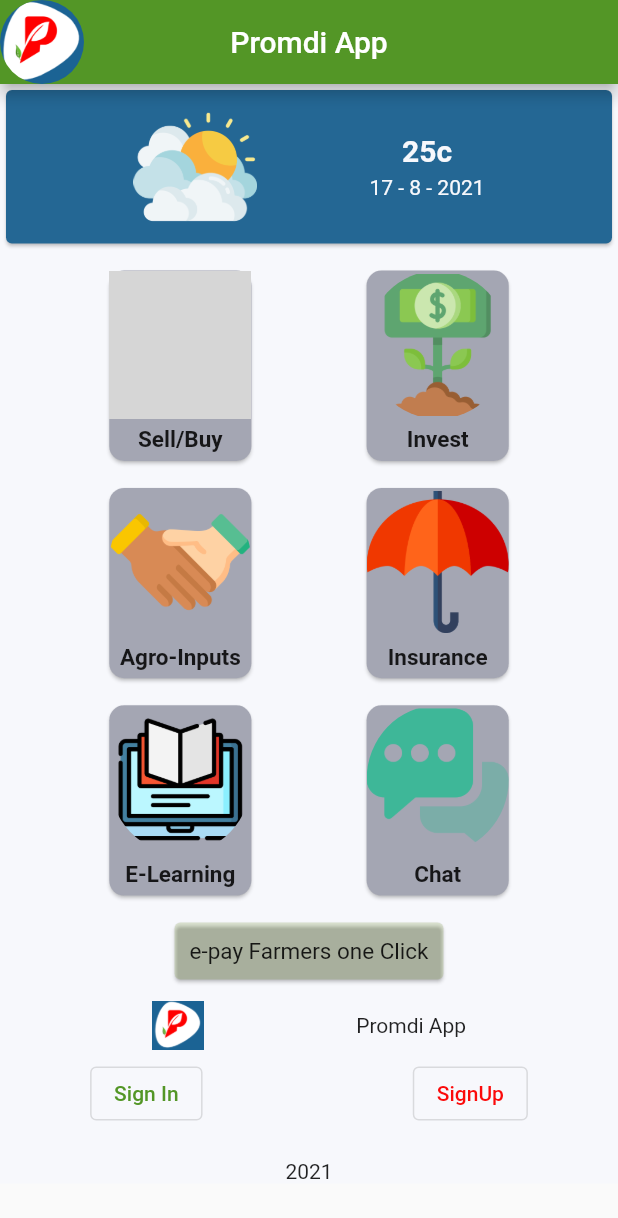
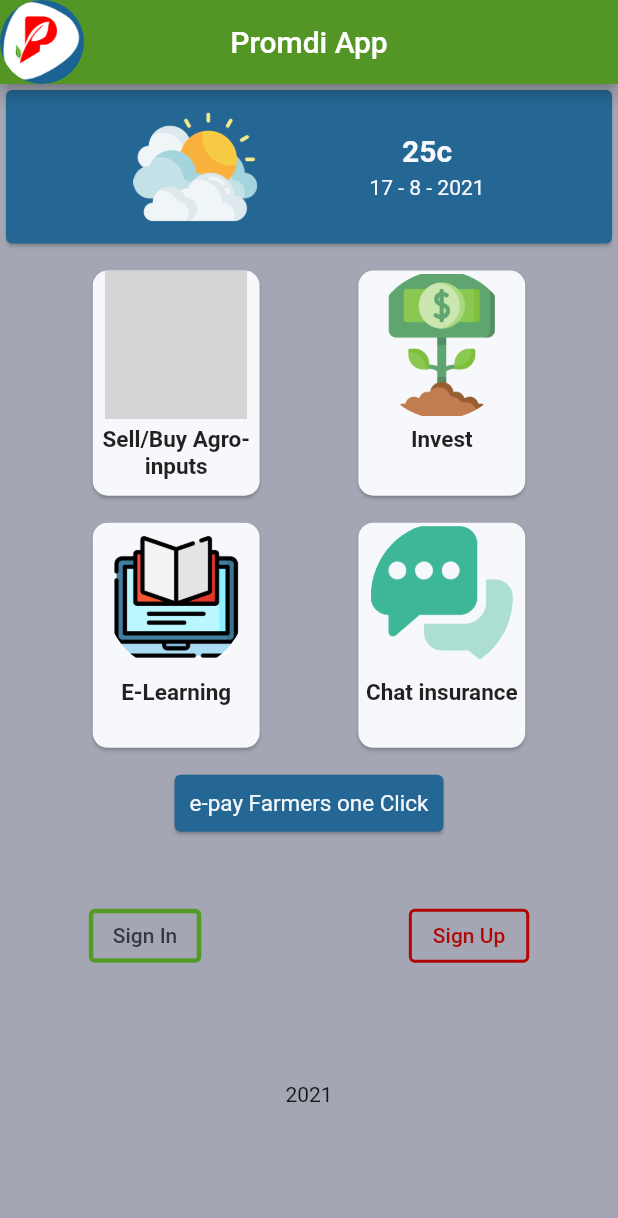
Before and after one commit to ajoluvya/promdi-fe, a Flutter app: the screen it shows after launch, on a phone screen of 412 x 824 dp. Shown: the top 1218 px of the screen. Run offline on Flutter 3.47's test engine with Material 2 defaults, Android fonts, the light colour scheme and no system bars; our stand-ins replace flutter_svg; grey boxes are pictures that could not be loaded.

Commit message:
Landing page modification

```diff
--- a/lib/helpers/style.dart
+++ b/lib/helpers/style.dart
@@ -6,5 +6,5 @@ Color dark = const Color(0xFF363740);
 Color active = const Color(0xFF3C19C0);
 Color lightBlue = const Color(0xFF246794);
 Color outLineBorder = const Color(0xFFFE0000);
-
+Color redCustom = const Color(0xffb00606);
 Color greenCustom = const Color(0xff539b26);
--- a/lib/screens/landing_page/landing_page.dart
+++ b/lib/screens/landing_page/landing_page.dart
@@ -28,9 +28,10 @@ class _LandingPageState extends State<LandingPage> {
           ),
         ),
       ),
-        body: SingleChildScrollView(
-          child: Container(
-            color: light,
+      body: Container(
+        height: height,
+        color: lightGrey,
+        child: SingleChildScrollView(
           child: Column(
             children: [
               Card(
@@ -72,7 +73,7 @@ class _LandingPageState extends State<LandingPage> {
                   Column(
                     children: [
                       CustomCard(
-                          text: 'Sell/Buy',
+                        text: 'Sell/Buy Agro-inputs',
                         image: 'assets/images/money (1).png',
                         onClick: () {
                           print('Sell/Buy');
@@ -101,35 +102,6 @@ class _LandingPageState extends State<LandingPage> {
                   Column(
                     children: [
                       CustomCard(
-                          text: 'Agro-Inputs',
-                          image: 'assets/images/shake-hands.png',
-                          onClick: () {
-                            print('Inputs Dealers');
-                          },
-                        ),
-                      ],
-                    ),
-                    // SizedBox(width: 20),
-                    Column(
-                      children: [
-                        CustomCard(
-                          text: 'Insurance',
-                          image: 'assets/images/insurance.png',
-                          onClick: () {
-                            print('Insurance');
-                          },
-                        ),
-                      ],
-                    )
-                  ],
-                ),
-                SizedBox(height: 10),
-                Row(
-                  mainAxisAlignment: MainAxisAlignment.spaceEvenly,
-                  children: [
-                    Column(
-                      children: [
-                        CustomCard(
                         text: 'E-Learning',
                         image: 'assets/images/online-learning.png',
                         onClick: () {
@@ -142,7 +114,7 @@ class _LandingPageState extends State<LandingPage> {
                   Column(
                     children: [
                       CustomCard(
-                          text: 'Chat',
+                        text: 'Chat insurance',
                         image: 'assets/images/chat.png',
                         onClick: () {
                           print('object');
@@ -155,12 +127,12 @@ class _LandingPageState extends State<LandingPage> {
               SizedBox(height: 10),
               GestureDetector(
                 child: Card(
-                    color: Color.fromARGB(36, 103, 148, 0),
+                  color: lightBlue,
                   child: Padding(
                     padding: EdgeInsets.all(10),
                     child: Text(
                       'e-pay Farmers one Click',
-                        style: TextStyle(fontSize: 15),
+                      style: TextStyle(color: light, fontSize: 15),
                     ),
                   ),
                 ),
@@ -168,39 +140,38 @@ class _LandingPageState extends State<LandingPage> {
                   print('E-pay');
                 },
               ),
-                SizedBox(height: 10),
-                Row(
-                  mainAxisAlignment: MainAxisAlignment.spaceEvenly,
-                  children: [
-                    Image.asset(
-                      'assets/icons/logo.png',
-                      height: height * 0.04,
-                      fit: BoxFit.cover,
-                    ),
-                    Text('Promdi App'),
-                  ],
-                ),
-                SizedBox(height: 5),
+              SizedBox(height: height * 0.05),
               Row(
                 mainAxisAlignment: MainAxisAlignment.spaceEvenly,
                 children: [
                   OutlinedButton(
+                    style: OutlinedButton.styleFrom(
+                      side: BorderSide(
+                        width: 3.0,
+                        color: greenCustom,
+                      ),
+                    ),
                     onPressed: () {
                       Navigator.push(
                         context,
-                          MaterialPageRoute(
-                              builder: (context) => LoginScreen()),
+                        MaterialPageRoute(builder: (context) => LoginScreen()),
                       );
                     },
                     child: Text(
                       'Sign In',
                       style: TextStyle(
-                          color: Theme.of(context).primaryColor,
+                        color: dark,
                       ),
                     ),
                   ),
                   SizedBox(width: 20),
                   OutlinedButton(
+                    style: OutlinedButton.styleFrom(
+                      side: BorderSide(
+                        width: 2.0,
+                        color: redCustom,
+                      ),
+                    ),
                     onPressed: () {
                       Navigator.push(
                         context,
@@ -208,21 +179,22 @@ class _LandingPageState extends State<LandingPage> {
                       );
                     },
                     child: Text(
-                        'SignUp',
+                      'Sign Up',
                       style: TextStyle(
-                          color: Color.fromARGB(251, 251, 6, 6),
+                        color: redCustom,
                       ),
                     ),
                   ),
                 ],
               ),
-                SizedBox(height: 20),
+              SizedBox(height: height * 0.09),
               Center(
                 child: Text('2021'),
               )
             ],
           ),
         ),
-        ));
+      ),
+    );
   }
 }
--- a/lib/widgets/card.dart
+++ b/lib/widgets/card.dart
@@ -19,7 +19,7 @@ class CustomCard extends StatelessWidget {
     return Container(
       child: GestureDetector(
         child: Card(
-          color: lightGrey,
+          color: light,
           shape:
               RoundedRectangleBorder(borderRadius: BorderRadius.circular(10)),
           child: Column(
@@ -33,9 +33,14 @@ class CustomCard extends StatelessWidget {
                 ),
               ),
               SizedBox(height: 5),
-              Text(
-                text,
-                style: TextStyle(fontWeight: FontWeight.bold, fontSize: 15),
+              SizedBox(
+                height: height * 0.05,
+                width: width * 0.27,
+                child: Text(
+                  text,
+                  textAlign: TextAlign.center,
+                  style: TextStyle(fontWeight: FontWeight.bold, fontSize: 15),
+                ),
               ),
               SizedBox(height: 5),
             ],
```
Lines whose indentation alone changed are shown as unchanged.
